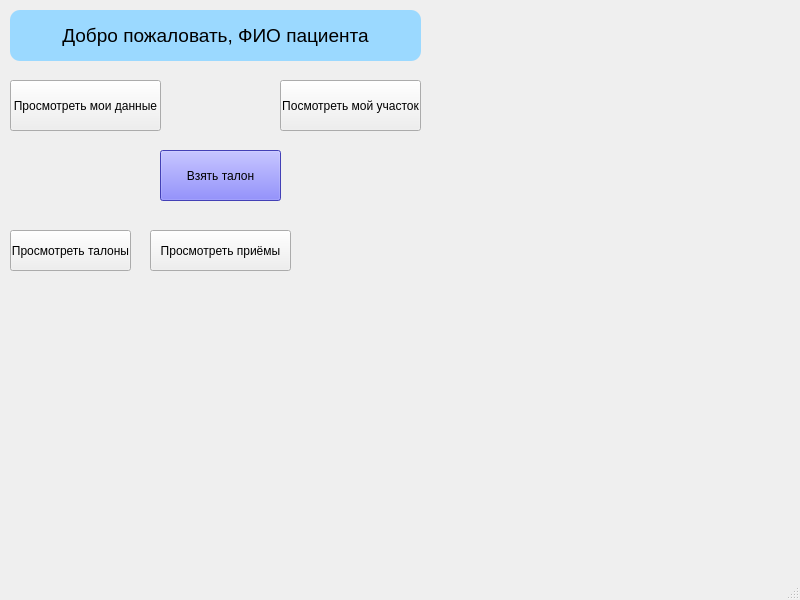
Sergey-ENOT/bsbd_cw, file interface/ui_files/patient_window.ui: the form before one commit.
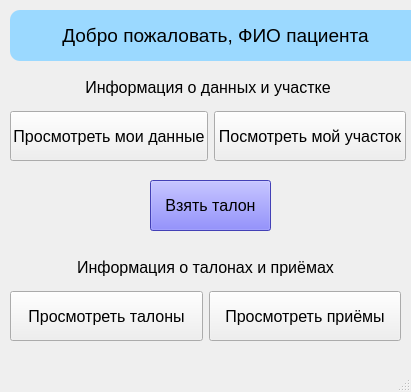
The form after the commit.

Patch:
```diff
--- a/interface/ui_files/patient_window.ui
+++ b/interface/ui_files/patient_window.ui
@@ -6,53 +6,14 @@
    <rect>
     <x>0</x>
     <y>0</y>
-    <width>800</width>
-    <height>600</height>
+    <width>411</width>
+    <height>392</height>
    </rect>
   </property>
   <property name="windowTitle">
    <string>Окно для работы пациента</string>
   </property>
   <widget class="QWidget" name="centralwidget">
-   <widget class="QPushButton" name="pushButton_see_edit_data">
-    <property name="geometry">
-     <rect>
-      <x>10</x>
-      <y>80</y>
-      <width>151</width>
-      <height>51</height>
-     </rect>
-    </property>
-    <property name="text">
-     <string>Просмотреть мои данные</string>
-    </property>
-   </widget>
-   <widget class="QPushButton" name="pushButton_get_ticket">
-    <property name="geometry">
-     <rect>
-      <x>10</x>
-      <y>230</y>
-      <width>121</width>
-      <height>41</height>
-     </rect>
-    </property>
-    <property name="text">
-     <string>Просмотреть талоны</string>
-    </property>
-   </widget>
-   <widget class="QPushButton" name="pushButton_get_reception">
-    <property name="geometry">
-     <rect>
-      <x>150</x>
-      <y>230</y>
-      <width>141</width>
-      <height>41</height>
-     </rect>
-    </property>
-    <property name="text">
-     <string>Просмотреть приёмы</string>
-    </property>
-   </widget>
    <widget class="QLabel" name="label_welcome_p">
     <property name="geometry">
      <rect>
@@ -81,12 +42,17 @@
    <widget class="QPushButton" name="pushButton_book_ticket">
     <property name="geometry">
      <rect>
-      <x>160</x>
-      <y>150</y>
+      <x>150</x>
+      <y>180</y>
       <width>121</width>
       <height>51</height>
      </rect>
     </property>
+    <property name="font">
+     <font>
+      <pointsize>12</pointsize>
+     </font>
+    </property>
     <property name="styleSheet">
      <string notr="true">background-color: rgb(94, 89, 255);</string>
     </property>
@@ -103,18 +69,151 @@
      <bool>false</bool>
     </property>
    </widget>
-   <widget class="QPushButton" name="pushButton_get_area">
+   <widget class="QWidget" name="">
     <property name="geometry">
      <rect>
-      <x>280</x>
-      <y>80</y>
-      <width>141</width>
-      <height>51</height>
+      <x>10</x>
+      <y>70</y>
+      <width>396</width>
+      <height>91</height>
      </rect>
     </property>
-    <property name="text">
-     <string>Посмотреть мой участок</string>
+    <layout class="QVBoxLayout" name="verticalLayout">
+     <item>
+      <widget class="QLabel" name="label">
+       <property name="minimumSize">
+        <size>
+         <width>0</width>
+         <height>35</height>
+        </size>
+       </property>
+       <property name="font">
+        <font>
+         <pointsize>12</pointsize>
+        </font>
+       </property>
+       <property name="text">
+        <string>Информация о данных и участке</string>
+       </property>
+       <property name="alignment">
+        <set>Qt::AlignCenter</set>
+       </property>
+      </widget>
+     </item>
+     <item>
+      <layout class="QHBoxLayout" name="horizontalLayout">
+       <item>
+        <widget class="QPushButton" name="pushButton_see_edit_data">
+         <property name="sizePolicy">
+          <sizepolicy hsizetype="Minimum" vsizetype="Expanding">
+           <horstretch>0</horstretch>
+           <verstretch>0</verstretch>
+          </sizepolicy>
+         </property>
+         <property name="font">
+          <font>
+           <pointsize>12</pointsize>
+          </font>
+         </property>
+         <property name="text">
+          <string>Просмотреть мои данные</string>
+         </property>
+        </widget>
+       </item>
+       <item>
+        <widget class="QPushButton" name="pushButton_get_area">
+         <property name="sizePolicy">
+          <sizepolicy hsizetype="Expanding" vsizetype="Expanding">
+           <horstretch>0</horstretch>
+           <verstretch>0</verstretch>
+          </sizepolicy>
+         </property>
+         <property name="font">
+          <font>
+           <pointsize>12</pointsize>
+          </font>
+         </property>
+         <property name="text">
+          <string>Посмотреть мой участок</string>
+         </property>
+        </widget>
+       </item>
+      </layout>
+     </item>
+    </layout>
+   </widget>
+   <widget class="QWidget" name="">
+    <property name="geometry">
+     <rect>
+      <x>10</x>
+      <y>250</y>
+      <width>391</width>
+      <height>91</height>
+     </rect>
     </property>
+    <layout class="QVBoxLayout" name="verticalLayout_2">
+     <item>
+      <widget class="QLabel" name="label_2">
+       <property name="minimumSize">
+        <size>
+         <width>0</width>
+         <height>35</height>
+        </size>
+       </property>
+       <property name="font">
+        <font>
+         <pointsize>12</pointsize>
+        </font>
+       </property>
+       <property name="text">
+        <string>Информация о талонах и приёмах</string>
+       </property>
+       <property name="alignment">
+        <set>Qt::AlignCenter</set>
+       </property>
+      </widget>
+     </item>
+     <item>
+      <layout class="QHBoxLayout" name="horizontalLayout_2">
+       <item>
+        <widget class="QPushButton" name="pushButton_get_taken_tickets">
+         <property name="sizePolicy">
+          <sizepolicy hsizetype="Minimum" vsizetype="Expanding">
+           <horstretch>0</horstretch>
+           <verstretch>0</verstretch>
+          </sizepolicy>
+         </property>
+         <property name="font">
+          <font>
+           <pointsize>12</pointsize>
+          </font>
+         </property>
+         <property name="text">
+          <string>Просмотреть талоны</string>
+         </property>
+        </widget>
+       </item>
+       <item>
+        <widget class="QPushButton" name="pushButton_get_receptions">
+         <property name="sizePolicy">
+          <sizepolicy hsizetype="Minimum" vsizetype="Expanding">
+           <horstretch>0</horstretch>
+           <verstretch>0</verstretch>
+          </sizepolicy>
+         </property>
+         <property name="font">
+          <font>
+           <pointsize>12</pointsize>
+          </font>
+         </property>
+         <property name="text">
+          <string>Просмотреть приёмы</string>
+         </property>
+        </widget>
+       </item>
+      </layout>
+     </item>
+    </layout>
    </widget>
   </widget>
   <widget class="QMenuBar" name="menubar">
```
Left out of the diff: 2 changed lines with no effect on the pictures.
